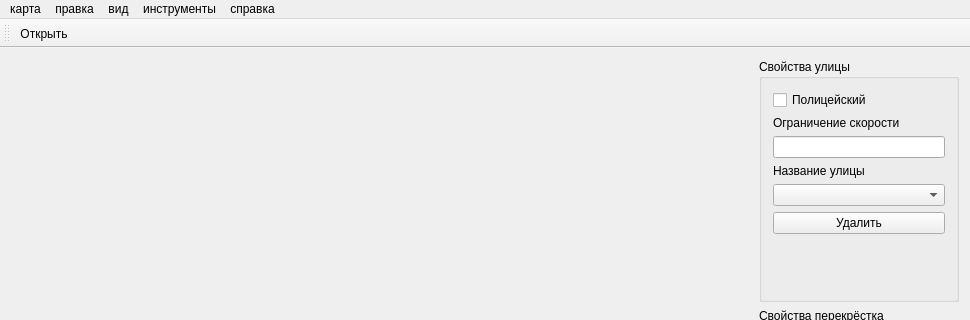
Before: the Qt Designer form mainwindow.ui in Berimor66/humblemaps, drawn with Qt 5; both pictures show x 0 to 970 and y 0 to 320 of the 970 by 583 pixel window.
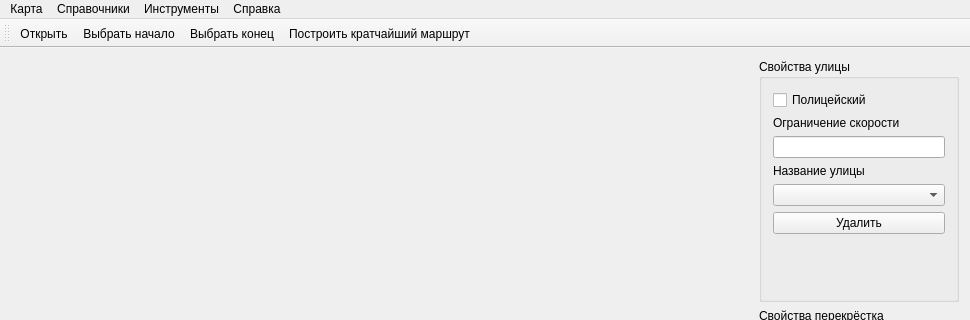
After: the same form once the commit is applied. Icons and pictures are not drawn.

Diff of the .ui file:
```diff
--- a/mainwindow.ui
+++ b/mainwindow.ui
@@ -210,12 +210,12 @@
      <x>0</x>
      <y>0</y>
      <width>970</width>
-     <height>20</height>
+     <height>18</height>
     </rect>
    </property>
    <widget class="QMenu" name="menuMap">
     <property name="title">
-     <string>карта</string>
+     <string>Карта</string>
     </property>
     <addaction name="action_7"/>
     <addaction name="action_open"/>
@@ -224,7 +224,7 @@
    </widget>
    <widget class="QMenu" name="menuEdit">
     <property name="title">
-     <string>правка</string>
+     <string>Справочники</string>
     </property>
     <addaction name="action"/>
     <addaction name="action_2"/>
@@ -232,14 +232,9 @@
     <addaction name="action_4"/>
     <addaction name="action_6"/>
    </widget>
-   <widget class="QMenu" name="menuView">
-    <property name="title">
-     <string>вид</string>
-    </property>
-   </widget>
    <widget class="QMenu" name="menuTools">
     <property name="title">
-     <string>инструменты</string>
+     <string>Инструменты</string>
     </property>
     <addaction name="action_8"/>
     <addaction name="action_9"/>
@@ -247,14 +242,13 @@
    </widget>
    <widget class="QMenu" name="menuHelp">
     <property name="title">
-     <string>справка</string>
+     <string>Справка</string>
     </property>
     <addaction name="actionContents"/>
     <addaction name="actionAbout"/>
    </widget>
    <addaction name="menuMap"/>
    <addaction name="menuEdit"/>
-   <addaction name="menuView"/>
    <addaction name="menuTools"/>
    <addaction name="menuHelp"/>
   </widget>
@@ -266,6 +260,9 @@
     <bool>false</bool>
    </attribute>
    <addaction name="actionOpen"/>
+   <addaction name="action_9"/>
+   <addaction name="action_10"/>
+   <addaction name="action_8"/>
   </widget>
   <widget class="QStatusBar" name="statusBar"/>
   <action name="actionContents">
```
Left out of the diff: 14 changed lines with no effect on the pictures.
